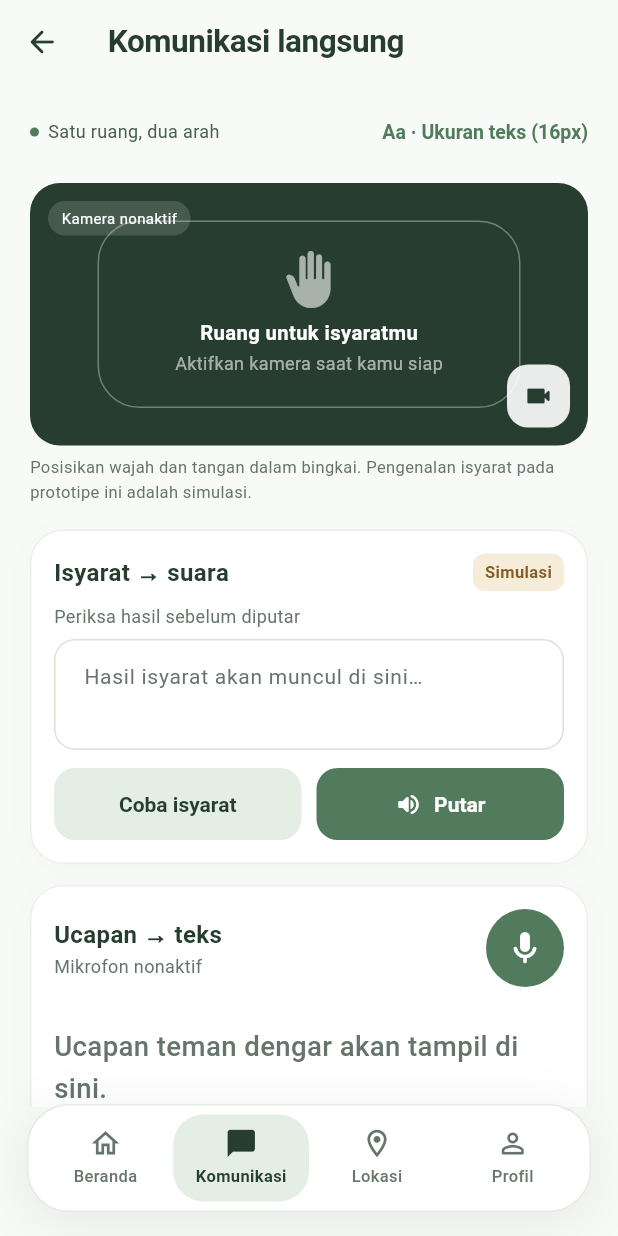
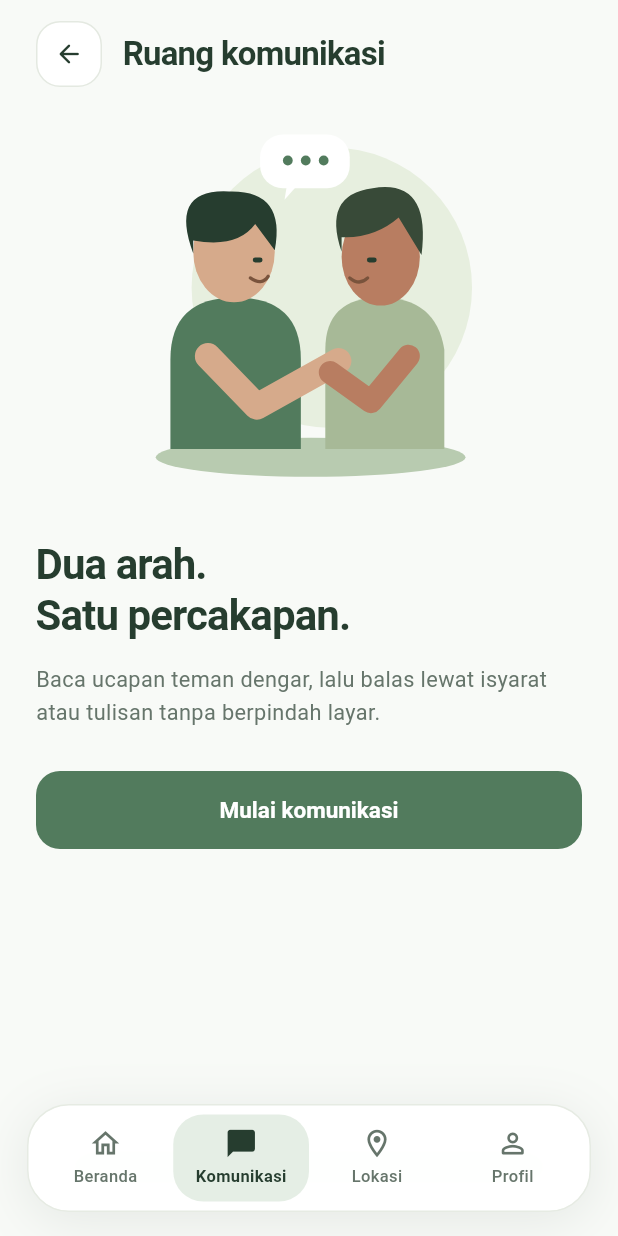
Before and after one commit to JonathanA-P/taut, a Flutter app: the screen it shows after launch, scrolled down 348 dp, after a tap on "Ucapan ke Teks", on a phone screen of 412 x 824 dp. Run offline on Flutter 3.47's test engine with Material 3 defaults, Android fonts, the phone set to English and light mode, and no system bars; our stand-ins replace flutter_tts, speech_to_text, supabase_flutter; accounts and stored records are empty.

Commit message:
feat(communication): add pre-communication landing screen and match exact hero illustration

```diff
--- /dev/null
+++ b/lib/features/communication/presentation/communication_landing_screen.dart
@@ -0,0 +1,134 @@
+import 'package:flutter/material.dart';
+
+import '../../../core/constants/app_colors.dart';
+import '../../../shared/models/taut_app_state.dart';
+import '../../../shared/widgets/taut_illustrations.dart';
+
+/// Communication Landing / Pre-Communication Screen ("Ruang komunikasi")
+/// Strictly implementing the HTML prototype and user design:
+/// - Screen title: "Ruang komunikasi" with back button
+/// - Central two-way communication illustration
+/// - Heading: "Dua arah. Satu percakapan."
+/// - Subtitle: "Baca ucapan teman dengar, lalu balas lewat isyarat atau tulisan tanpa berpindah layar."
+/// - Primary CTA: "Mulai komunikasi" -> routes to live session ("Komunikasi langsung")
+class CommunicationLandingScreen extends StatelessWidget {
+  const CommunicationLandingScreen({super.key});
+
+  @override
+  Widget build(BuildContext context) {
+    final state = TautAppState();
+
+    return Scaffold(
+      backgroundColor: AppColors.background,
+      body: SafeArea(
+        child: SingleChildScrollView(
+          padding: const EdgeInsets.only(left: 24, right: 24, top: 14, bottom: 96),
+          child: Column(
+            crossAxisAlignment: CrossAxisAlignment.start,
+            children: [
+              // Top Header: Back Button + Screen Title
+              Row(
+                children: [
+                  InkWell(
+                    onTap: () {
+                      if (state.canPopPage) {
+                        state.popPage();
+                      } else {
+                        state.switchToTab(0);
+                      }
+                    },
+                    borderRadius: BorderRadius.circular(16),
+                    child: Container(
+                      width: 44,
+                      height: 44,
+                      decoration: BoxDecoration(
+                        color: Colors.white,
+                        borderRadius: BorderRadius.circular(16),
+                        border: Border.all(color: const Color(0xFFE4E9E1)),
+                      ),
+                      child: const Icon(
+                        Icons.arrow_back_rounded,
+                        color: AppColors.darkGreen,
+                        size: 20,
+                      ),
+                    ),
+                  ),
+                  const SizedBox(width: 14),
+                  const Text(
+                    'Ruang komunikasi',
+                    style: TextStyle(
+                      fontSize: 22,
+                      fontWeight: FontWeight.w700,
+                      color: AppColors.darkGreen,
+                      letterSpacing: -0.5,
+                    ),
+                  ),
+                ],
+              ),
+              const SizedBox(height: 24),
+
+              // Central Communication Illustration
+              Center(
+                child: SizedBox(
+                  width: 250,
+                  height: 250,
+                  child: TautIllustration.communicationHero(height: 250),
+                ),
+              ),
+              const SizedBox(height: 28),
+
+              // Headings and description
+              const Text(
+                'Dua arah.\nSatu percakapan.',
+                style: TextStyle(
+                  fontSize: 28,
+                  fontWeight: FontWeight.w700,
+                  color: AppColors.darkGreen,
+                  height: 1.2,
+                  letterSpacing: -0.6,
+                ),
+              ),
+              const SizedBox(height: 14),
+              const Text(
+                'Baca ucapan teman dengar, lalu balas lewat isyarat atau tulisan tanpa berpindah layar.',
+                style: TextStyle(
+                  fontSize: 14.5,
+                  color: Color(0xFF66756B),
+                  height: 1.5,
+                ),
+              ),
+              const SizedBox(height: 28),
+
+              // Primary CTA Button
+              SizedBox(
+                width: double.infinity,
+                height: 52,
+                child: ElevatedButton(
+                  onPressed: () {
+                    state.navigateTo('comm');
+                  },
+                  style: ElevatedButton.styleFrom(
+                    backgroundColor: AppColors.primary,
+                    foregroundColor: Colors.white,
+                    shape: RoundedRectangleBorder(
+                      borderRadius: BorderRadius.circular(16),
+                    ),
+                    elevation: 0,
+                  ),
+                  child: const Text(
+                    'Mulai komunikasi',
+                    style: TextStyle(
+                      fontSize: 15,
+                      fontWeight: FontWeight.w600,
+                    ),
+                  ),
+                ),
+              ),
+              const SizedBox(height: 20),
+            ],
+          ),
+        ),
+      ),
+    );
+  }
+}
--- a/lib/features/home/presentation/home_page.dart
+++ b/lib/features/home/presentation/home_page.dart
@@ -223,20 +223,20 @@ class HomePage extends StatelessWidget {
     return Container(
       width: double.infinity,
       padding: const EdgeInsets.all(22),
+      clipBehavior: Clip.antiAlias,
       decoration: BoxDecoration(
         color: AppColors.sageGreen,
         borderRadius: BorderRadius.circular(26),
       ),
       child: Stack(
-        clipBehavior: Clip.none,
         children: [
           Positioned(
-            right: -10,
-            bottom: 20,
+            right: -6,
+            bottom: 4,
             child: SizedBox(
-              width: 140,
-              height: 120,
-              child: TautIllustration.communicationHero(height: 120),
+              width: 155,
+              height: 155,
+              child: TautIllustration.communicationHero(height: 155),
             ),
           ),
           Column(
@@ -280,7 +280,7 @@ class HomePage extends StatelessWidget {
                   if (onNavigateToCommunication != null) {
                     onNavigateToCommunication!();
                   } else {
-                    state.navigateTo('comm');
+                    state.navigateTo('hub');
                   }
                 },
                 style: ElevatedButton.styleFrom(
@@ -324,7 +324,7 @@ class HomePage extends StatelessWidget {
             if (onNavigateToCommunication != null) {
               onNavigateToCommunication!();
             } else {
-              state.navigateTo('comm');
+              state.navigateTo('hub');
             }
           },
         ),
@@ -337,7 +337,7 @@ class HomePage extends StatelessWidget {
             if (onNavigateToCommunication != null) {
               onNavigateToCommunication!();
             } else {
-              state.navigateTo('comm');
+              state.navigateTo('hub');
             }
           },
         ),
--- a/lib/features/home/presentation/home_shell_screen.dart
+++ b/lib/features/home/presentation/home_shell_screen.dart
@@ -6,6 +6,7 @@ import '../../auth/presentation/edit_profile_screen.dart';
 import '../../auth/presentation/profile_screen.dart';
 import '../../auth/presentation/settings_accessibility_screen.dart';
 import '../../communication/presentation/communication_hub_screen.dart';
+import '../../communication/presentation/communication_landing_screen.dart';
 import '../../friends/presentation/add_friend_screen.dart';
 import '../../friends/presentation/friends_list_screen.dart';
 import '../../friends/presentation/live_location_screen.dart';
@@ -31,8 +32,9 @@ class HomeShellScreen extends StatelessWidget {
     switch (page) {
       case 'home':
         return const HomePage();
+      case 'hub':
+        return const CommunicationLandingScreen();
       case 'comm':
-      case 'hub':
         return const CommunicationHubScreen();
       case 'location':
         return const LocationSharingScreen();
--- a/lib/shared/models/taut_app_state.dart
+++ b/lib/shared/models/taut_app_state.dart
@@ -57,7 +57,7 @@ class TautAppState extends ChangeNotifier {
         navigateTo('home');
         break;
       case 1:
-        navigateTo('comm');
+        navigateTo('hub');
         break;
       case 2:
         navigateTo('location');
--- a/lib/shared/widgets/taut_illustrations.dart
+++ b/lib/shared/widgets/taut_illustrations.dart
@@ -150,110 +150,173 @@ class TautIllustration {
 class _CommunicationHeroPainter extends CustomPainter {
   @override
   void paint(Canvas canvas, Size size) {
-    final w = size.width;
-    final h = size.height;
+    if (size.width <= 0 || size.height <= 0) return;
 
-    // Soft organic background blob
-    final blobPaint = Paint()
-      ..color = AppColors.sageGreen.withValues(alpha: 0.5)
-      ..style = PaintingStyle.fill;
+    // ViewBox is 230x230, exactly matching the prototype SVG
+    final scale = (size.width / 230).clamp(0.0, size.height / 230);
+    final dx = (size.width - 230 * scale) / 2;
+    final dy = (size.height - 230 * scale) / 2;
 
-    final path = Path()
-      ..moveTo(w * 0.1, h * 0.5)
-      ..quadraticBezierTo(w * 0.15, h * 0.05, w * 0.55, h * 0.1)
-      ..quadraticBezierTo(w * 0.95, h * 0.15, w * 0.9, h * 0.6)
-      ..quadraticBezierTo(w * 0.85, h * 0.95, w * 0.45, h * 0.9)
-      ..quadraticBezierTo(w * 0.05, h * 0.85, w * 0.1, h * 0.5)
+    canvas.save();
+    canvas.translate(dx, dy);
+    canvas.scale(scale);
+
+    // 1. Ground shadow ellipse: <ellipse cx="116" cy="205" rx="95" ry="12" fill="#b8cbb0"/>
+    canvas.drawOval(
+      Rect.fromCenter(center: const Offset(116, 205), width: 190, height: 24),
+      Paint()..color = const Color(0xFFB8CBB0)..style = PaintingStyle.fill,
+    );
+
+    // 2. Circular backdrop: <circle cx="129" cy="101" r="86" fill="#e7efdf"/>
+    canvas.drawCircle(
+      const Offset(129, 101),
+      86,
+      Paint()..color = const Color(0xFFE7EFDF)..style = PaintingStyle.fill,
+    );
+
+    // 3. Left person shirt/body: <path d="M30 200v-55q0-38 40-38t40 38v55" fill="#527B5D"/>
+    final leftBody = Path()
+      ..moveTo(30, 200)
+      ..lineTo(30, 145)
+      ..quadraticBezierTo(30, 107, 70, 107)
+      ..quadraticBezierTo(110, 107, 110, 145)
+      ..lineTo(110, 200)
       ..close();
-    canvas.drawPath(path, blobPaint);
+    canvas.drawPath(
+      leftBody,
+      Paint()..color = const Color(0xFF527B5D)..style = PaintingStyle.fill,
+    );
 
-    // Accent soft circle
-    final accentPaint = Paint()
-      ..color = AppColors.lightGreen
-      ..style = PaintingStyle.fill;
-    canvas.drawCircle(Offset(w * 0.78, h * 0.35), h * 0.28, accentPaint);
+    // 4. Right person shirt/body: <path d="M125 200v-61q0-32 34-32t39 32v61" fill="#a7b997"/>
+    final rightBody = Path()
+      ..moveTo(125, 200)
+      ..lineTo(125, 139)
+      ..quadraticBezierTo(125, 107, 159, 107)
+      ..quadraticBezierTo(193, 107, 198, 139)
+      ..lineTo(198, 200)
+      ..close();
+    canvas.drawPath(
+      rightBody,
+      Paint()..color = const Color(0xFFA7B997)..style = PaintingStyle.fill,
+    );
 
-    // Left Figure (Friendly Teal/Green)
-    final figurePaint1 = Paint()
-      ..color = AppColors.primaryGreen
-      ..style = PaintingStyle.fill;
+    // 5. Left person arms: <path d="m53 143 30 31 50-28" stroke="#d6aa8b" stroke-width="16" stroke-linecap="round"/>
+    final leftArm = Path()
+      ..moveTo(53, 143)
+      ..lineTo(83, 174)
+      ..lineTo(133, 146);
+    canvas.drawPath(
+      leftArm,
+      Paint()
+        ..color = const Color(0xFFD6AA8B)
+        ..style = PaintingStyle.stroke
+        ..strokeWidth = 16
+        ..strokeCap = StrokeCap.round
+        ..strokeJoin = StrokeJoin.round,
+    );
 
-    // Head
-    canvas.drawCircle(Offset(w * 0.32, h * 0.36), h * 0.14, figurePaint1);
-    // Torso (rounded pill)
-    final torso1 = RRect.fromRectAndRadius(
-      Rect.fromCenter(
-        center: Offset(w * 0.32, h * 0.76),
-        width: w * 0.22,
-        height: h * 0.5,
+    // 6. Right person arms: <path d="m176 143-23 28-25-18" stroke="#b87d61" stroke-width="14" stroke-linecap="round"/>
+    final rightArm = Path()
+      ..moveTo(176, 143)
+      ..lineTo(153, 171)
+      ..lineTo(128, 153);
+    canvas.drawPath(
+      rightArm,
+      Paint()
+        ..color = const Color(0xFFB87D61)
+        ..style = PaintingStyle.stroke
+        ..strokeWidth = 14
+        ..strokeCap = StrokeCap.round
+        ..strokeJoin = StrokeJoin.round,
+    );
+
+    // 7. Left head: <ellipse cx="69" cy="79" rx="25" ry="31" fill="#d6aa8b"/>
+    canvas.drawOval(
+      Rect.fromCenter(center: const Offset(69, 79), width: 50, height: 62),
+      Paint()..color = const Color(0xFFD6AA8B)..style = PaintingStyle.fill,
+    );
+
+    // 8. Left hair: <path d="M44 80q-15-40 22-38 35-1 28 36l-12-16q-11 15-38 10" fill="#263d2f"/>
+    final leftHair = Path()
+      ..moveTo(44, 80)
+      ..quadraticBezierTo(29, 40, 66, 42)
+      ..quadraticBezierTo(101, 41, 94, 78)
+      ..lineTo(82, 62)
+      ..quadraticBezierTo(71, 77, 44, 72)
+      ..close();
+    canvas.drawPath(
+      leftHair,
+      Paint()..color = const Color(0xFF263D2F)..style = PaintingStyle.fill,
+    );
+
+    // 9. Right head: <ellipse cx="159" cy="82" rx="24" ry="30" fill="#b87d61"/>
+    canvas.drawOval(
+      Rect.fromCenter(center: const Offset(159, 82), width: 48, height: 60),
+      Paint()..color = const Color(0xFFB87D61)..style = PaintingStyle.fill,
+    );
+
+    // 10. Right hair: <path d="M135 79q-12-35 19-39 36-6 30 41l-14-23q-15 13-35 12" fill="#384a38"/>
+    final rightHair = Path()
+      ..moveTo(135, 79)
+      ..quadraticBezierTo(123, 44, 154, 40)
+      ..quadraticBezierTo(190, 34, 184, 81)
+      ..lineTo(170, 58)
+      ..quadraticBezierTo(155, 71, 135, 70)
+      ..close();
+    canvas.drawPath(
+      rightHair,
+      Paint()..color = const Color(0xFF384A38)..style = PaintingStyle.fill,
+    );
+
+    // 11. Eyes: <path d="M82 84h3m67 0h3" stroke="#263d2f" stroke-width="3" stroke-linecap="round"/>
+    final eyePaint = Paint()
+      ..color = const Color(0xFF263D2F)
+      ..style = PaintingStyle.stroke
+      ..strokeWidth = 3
+      ..strokeCap = StrokeCap.round;
+    canvas.drawLine(const Offset(82, 84), const Offset(85, 84), eyePaint);
+    canvas.drawLine(const Offset(152, 84), const Offset(155, 84), eyePaint);
+
+    // 12. Smiles: <path d="M79 95q7 5 11-1m50 1q6 5 11 0" stroke="#79533c" fill="none" stroke-width="2"/>
+    final smilePaint = Paint()
+      ..color = const Color(0xFF79533C)
+      ..style = PaintingStyle.stroke
+      ..strokeWidth = 2
+      ..strokeCap = StrokeCap.round;
+    final leftSmile = Path()
+      ..moveTo(79, 95)
+      ..quadraticBezierTo(86, 100, 90, 94);
+    canvas.drawPath(leftSmile, smilePaint);
+
+    final rightSmile = Path()
+      ..moveTo(140, 95)
+      ..quadraticBezierTo(146, 100, 151, 95);
+    canvas.drawPath(rightSmile, smilePaint);
+
+    // 13. Speech bubble: <rect x="85" y="7" width="55" height="33" rx="14" fill="white"/>
+    final bubblePaint = Paint()..color = Colors.white..style = PaintingStyle.fill;
+    canvas.drawRRect(
+      RRect.fromRectAndRadius(
+        const Rect.fromLTWH(85, 7, 55, 33),
+        const Radius.circular(14),
       ),
-      const Radius.circular(24),
+      bubblePaint,
     );
-    canvas.drawRRect(torso1, figurePaint1);
+    // Tail: <path d="m108 38-8 9 2-12" fill="white"/>
+    final tail = Path()
+      ..moveTo(108, 38)
+      ..lineTo(100, 47)
+      ..lineTo(102, 35)
+      ..close();
+    canvas.drawPath(tail, bubblePaint);
 
-    // Right Figure (Dark Green)
-    final figurePaint2 = Paint()
-      ..color = AppColors.darkGreen
-      ..style = PaintingStyle.fill;
+    // Dots: <circle cx="102" cy="23" r="3" fill="#527B5D"/> etc.
+    final dotPaint = Paint()..color = const Color(0xFF527B5D)..style = PaintingStyle.fill;
+    canvas.drawCircle(const Offset(102, 23), 3, dotPaint);
+    canvas.drawCircle(const Offset(113, 23), 3, dotPaint);
+    canvas.drawCircle(const Offset(124, 23), 3, dotPaint);
 
-    // Head
-    canvas.drawCircle(Offset(w * 0.68, h * 0.36), h * 0.14, figurePaint2);
-    // Torso
-    final torso2 = RRect.fromRectAndRadius(
-      Rect.fromCenter(
-        center: Offset(w * 0.68, h * 0.76),
-        width: w * 0.22,
-        height: h * 0.5,
-      ),
-      const Radius.circular(24),
-    );
-    canvas.drawRRect(torso2, figurePaint2);
-
-    // Speech bubble connecting them in the center
-    final bubblePaint = Paint()
-      ..color = Colors.white
-      ..style = PaintingStyle.fill;
-    final bubbleShadow = Paint()
-      ..color = AppColors.darkGreen.withValues(alpha: 0.12)
-      ..maskFilter = const MaskFilter.blur(BlurStyle.normal, 6);
-
-    final bubbleRect = RRect.fromRectAndRadius(
-      Rect.fromCenter(
-        center: Offset(w * 0.50, h * 0.34),
-        width: w * 0.26,
-        height: h * 0.32,
-      ),
-      const Radius.circular(14),
-    );
-    canvas.drawRRect(bubbleRect.shift(const Offset(0, 3)), bubbleShadow);
-    canvas.drawRRect(bubbleRect, bubblePaint);
-
-    // Sound wave lines inside bubble
-    final wavePaint = Paint()
-      ..color = AppColors.primaryGreen
-      ..strokeWidth = 2.5
-      ..strokeCap = StrokeCap.round;
-
-    canvas.drawLine(
-      Offset(w * 0.44, h * 0.34),
-      Offset(w * 0.44, h * 0.34),
-      wavePaint,
-    );
-    canvas.drawLine(
-      Offset(w * 0.48, h * 0.28),
-      Offset(w * 0.48, h * 0.40),
-      wavePaint,
-    );
-    canvas.drawLine(
-      Offset(w * 0.52, h * 0.25),
-      Offset(w * 0.52, h * 0.43),
-      wavePaint,
-    );
-    canvas.drawLine(
-      Offset(w * 0.56, h * 0.30),
-      Offset(w * 0.56, h * 0.38),
-      wavePaint,
-    );
+    canvas.restore();
   }
 
   @override
```
Also changed, not shown: 1 other file.
